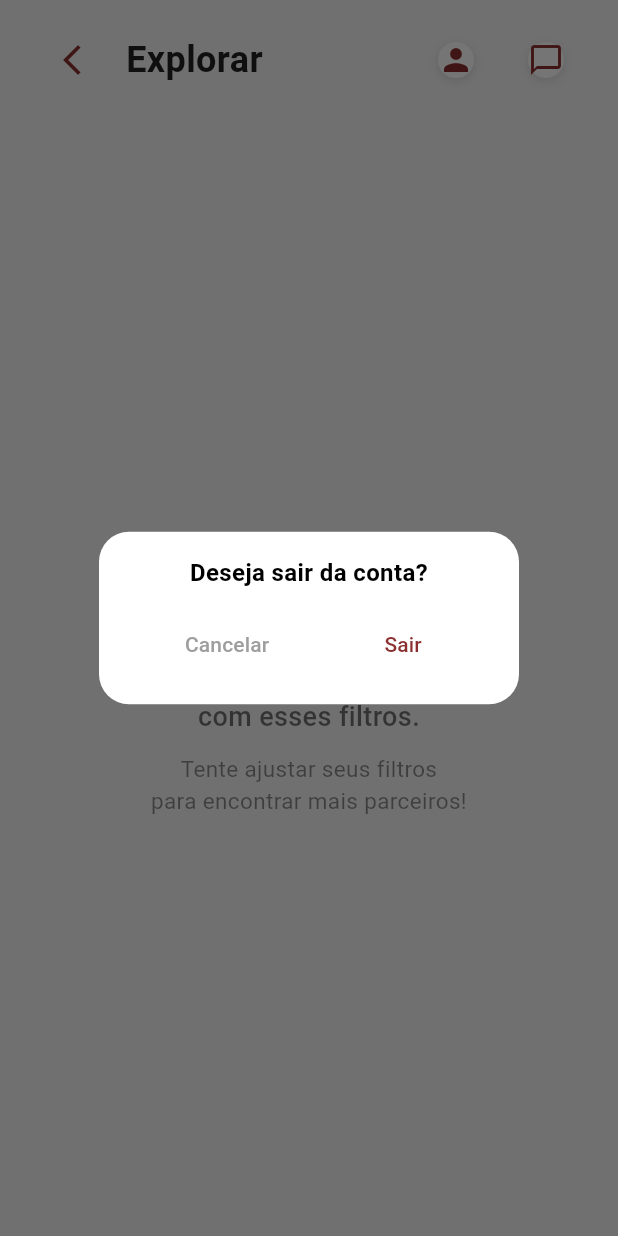
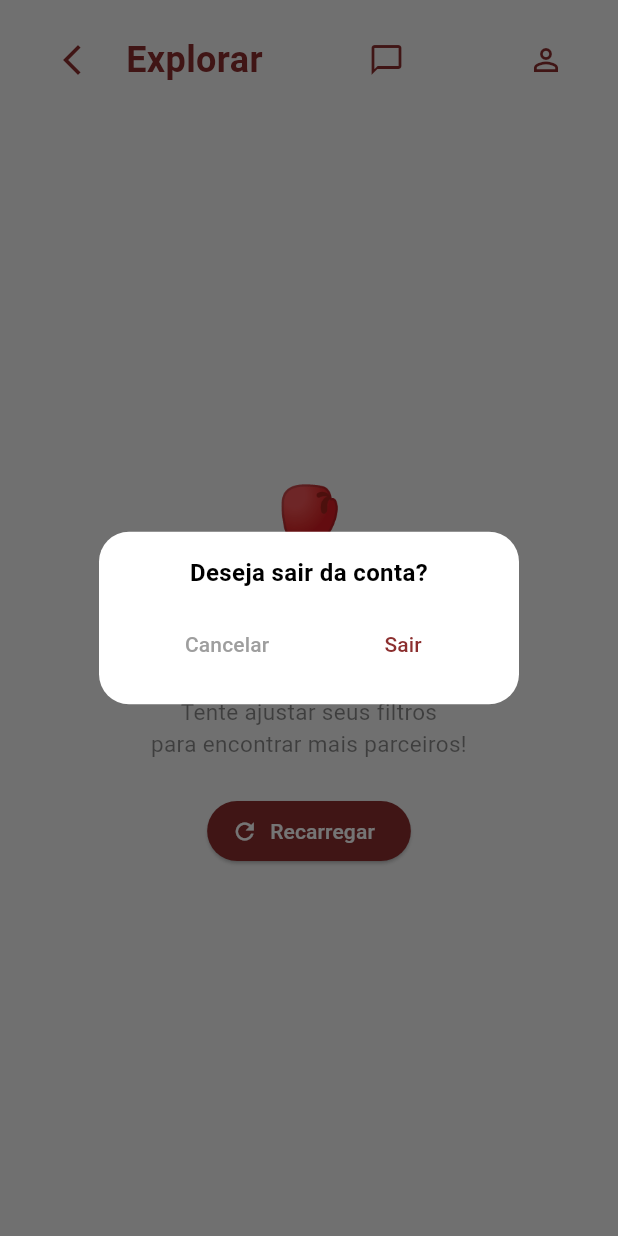
Before and after one commit to yolcastro/Fighter, a Flutter app: the screen it shows once a user with an empty profile is signed in, after a tap on the "arrow back ios new" icon, on a phone screen of 412 x 824 dp. Run offline on Flutter 3.47's test engine with Material 3 defaults, Android fonts, the phone set to English and light mode, and no system bars; our stand-ins replace firebase_auth, firebase_core, image_picker; accounts and stored records are empty; network calls fail.

Commit message:
Telas atualizadas para que o filtro de preferências não se perca, e tela de explorar atualizar pra exibir as pessoas filtradas e não exibir o próprio usuário logado

```diff
--- a/lib/screens/matching/explorar.dart
+++ b/lib/screens/matching/explorar.dart
@@ -1,4 +1,5 @@
 import 'dart:io';
+import 'package:firebase_auth/firebase_auth.dart';
 import 'package:flutter/material.dart';
 import 'match.dart';
 import '../auth/login.dart';
@@ -6,8 +7,10 @@ import 'historico_conversas.dart';
 import 'perfil_usuario.dart';
 import 'package:http/http.dart' as http;
 import 'dart:convert';
+import 'package:intl/intl.dart';
 
 class Pessoa {
+  final String uid; // NOVO: Adicione o UID do usuário
   final String nome;
   final int idade;
   final String foto;
@@ -17,8 +20,10 @@ class Pessoa {
   final int peso;
   final String descricao;
   final List<String> modalidades;
+  final String dataNascimento;
 
   Pessoa({
+    required this.uid, // NOVO: Adicione ao construtor
     required this.nome,
     required this.idade,
     required this.foto,
@@ -28,27 +33,55 @@ class Pessoa {
     required this.peso,
     required this.descricao,
     required this.modalidades,
+    required this.dataNascimento,
   });
 
   factory Pessoa.fromJson(Map<String, dynamic> json) {
+    const String defaultPlaceholderImage = 'https://via.placeholder.com/150';
+
+    int calculatedAge = 0;
+    String rawDataNascimento = json['dataNascimento'] ?? '';
+
+    if (rawDataNascimento.isNotEmpty) {
+      try {
+        DateTime birthDate = DateFormat('dd/MM/yyyy').parse(rawDataNascimento);
+        DateTime today = DateTime.now();
+        calculatedAge = today.year - birthDate.year;
+        if (today.month < birthDate.month ||
+            (today.month == birthDate.month && today.day < birthDate.day)) {
+          calculatedAge--;
+        }
+        if (calculatedAge < 0) {
+          calculatedAge = 0;
+        }
+      } catch (e) {
+        print('Erro ao parsear data de nascimento "$rawDataNascimento" com formato dd/MM/AAAA: $e');
+      }
+    }
+
     return Pessoa(
-      nome: json['nome'],
-      idade: json['idade'],
-      foto: json['foto'], // ajuste conforme seu backend
-      local: json['local'],
-      genero: json['sexo'],
-      altura: json['altura'],
-      peso: json['peso'],
-      descricao: json['descricao'],
-      modalidades: List<String>.from(json['modalidades']),
+      uid: json['uid'] ?? '', // NOVO: Parseie o UID da resposta da API
+      nome: json['nome'] ?? 'Nome Desconhecido',
+      idade: calculatedAge,
+      foto: (json['fotoPerfilUrl'] != null && json['fotoPerfilUrl'].toString().isNotEmpty)
+          ? json['fotoPerfilUrl']
+          : defaultPlaceholderImage,
+      local: json['localizacao'] ?? 'Local Desconhecido',
+      genero: json['sexo'] ?? 'Não informado',
+      altura: json['alturaEmCm'] ?? 0,
+      peso: json['peso'] ?? 0,
+      descricao: json['descricao'] ?? 'Sem descrição.',
+      modalidades: List<String>.from(json['arteMarcial'] ?? []),
+      dataNascimento: rawDataNascimento,
     );
   }
 }
 
 class TelaExplorar extends StatefulWidget {
-  final Map<String, dynamic>? filtros;
+  // Tornar os filtros não-nulos e usar um mapa vazio como padrão se nenhum for passado
+  final Map<String, dynamic> filtros;
 
-  const TelaExplorar({super.key, this.filtros});
+  const TelaExplorar({super.key, this.filtros = const {}}); // Inicializa com um mapa vazio
 
   @override
   State<TelaExplorar> createState() => _TelaExplorarState();
@@ -57,36 +90,75 @@ class TelaExplorar extends StatefulWidget {
 class _TelaExplorarState extends State<TelaExplorar> {
   List<Pessoa> pessoas = [];
   int currentIndex = 0;
+  bool _isLoading = true; // Para gerenciar o estado de carregamento
 
   @override
   void initState() {
     super.initState();
-    _buscarUsuariosFiltrados();
+    _fetchPessoas();
   }
 
-  Future<void> _buscarUsuariosFiltrados() async {
-    final filtros = widget.filtros ?? {};
-    final queryParams = filtros.entries
-        .where((entry) => entry.value != null && entry.value.toString().isNotEmpty)
-        .map((entry) => '${entry.key}=${Uri.encodeComponent(entry.value.toString())}')
-        .join('&');
+  // Método renomeado para ser mais claro
+  Future<void> _fetchPessoas() async {
+  setState(() {
+    _isLoading = true;
+  });
 
-    final url = Uri.parse('https://e9f6-187-18-138-85.ngrok-free.app/api/usuarios/filtrar?$queryParams');
+  // Obter o UID do usuário logado (ainda necessário para o filtro client-side)
+  final User? currentUser = FirebaseAuth.instance.currentUser;
+  final String? currentUid = currentUser?.uid;
+
+  // URL base da sua API
+  String baseUrl = 'https://e9f6-187-18-138-85.ngrok-free.app/api/usuarios/filtrar';
+
+  // Construir os parâmetros de consulta (REVERTIDO: NÃO inclua excludeUid aqui)
+  Map<String, String> queryParams = {};
+  if (widget.filtros != null) {
+    widget.filtros!.forEach((key, value) {
+      if (value != null && value.toString().isNotEmpty) {
+        // Mapeamento de chaves de filtro se necessário (mantido do ajuste anterior)
+        queryParams[key] = value.toString();
+      }
+    });
+  }
+
+  String queryString = Uri(queryParameters: queryParams).query;
+  String requestUrl = '$baseUrl?$queryString'; // Não há 'excludeUid' aqui
+
+  print('URL da Requisição: $requestUrl');
 
   try {
-      final response = await http.get(url);
+    final response = await http.get(Uri.parse(requestUrl));
+
     if (response.statusCode == 200) {
-        final List<dynamic> data = json.decode(response.body);
+      List<dynamic> data = json.decode(response.body);
+      // Mapeia os dados JSON para objetos Pessoa
+      List<Pessoa> fetchedPessoas = data.map((json) => Pessoa.fromJson(json)).toList();
+
+      // NOVO: Filtragem client-side para não exibir o próprio usuário logado
+      if (currentUid != null) {
+        fetchedPessoas = fetchedPessoas.where((pessoa) => pessoa.uid != currentUid).toList();
+      }
+
       setState(() {
-          pessoas = data.map((json) => Pessoa.fromJson(json)).toList();
+        pessoas = fetchedPessoas; // Atualiza a lista com os usuários filtrados
+        _isLoading = false;
       });
     } else {
-        print('Erro ao buscar usuários: ${response.statusCode}');
+      print('Erro na requisição: ${response.statusCode}');
+      print('Corpo da resposta: ${response.body}');
+      setState(() {
+        _isLoading = false;
+      });
     }
   } catch (e) {
-      print('Erro: $e');
+    print('Erro ao carregar pessoas: $e');
+    setState(() {
+      _isLoading = false;
+    });
   }
 }
+
 
   String categoriaPesoUFC(int peso) {
     if (peso <= 56) return 'Peso Mosca';
@@ -102,13 +174,14 @@ class _TelaExplorarState extends State<TelaExplorar> {
 
   Future<void> _like() async {
     if (currentIndex < pessoas.length) {
+      // Exemplo de match com Marina, mantenha sua lógica de match real
       if (pessoas[currentIndex].nome == 'Marina') {
         await Navigator.push(
           context,
           MaterialPageRoute(
             builder: (context) => TelaMatch(
-              nome1: 'Você',
-              foto1: 'assets/usuario.jpg',
+              nome1: 'Você', // Substitua pelo nome do usuário logado
+              foto1: 'assets/usuario.jpg', // Substitua pela foto do usuário logado
               nome2: pessoas[currentIndex].nome,
               foto2: pessoas[currentIndex].foto,
             ),
@@ -116,6 +189,8 @@ class _TelaExplorarState extends State<TelaExplorar> {
         );
       }
       setState(() => currentIndex++);
+    } else {
+      _showNoMoreProfilesMessage();
     }
   }
 
@@ -123,6 +198,11 @@ class _TelaExplorarState extends State<TelaExplorar> {
     if (currentIndex < pessoas.length - 1) {
       setState(() => currentIndex++);
     } else {
+      _showNoMoreProfilesMessage();
+    }
+  }
+
+  void _showNoMoreProfilesMessage() {
     ScaffoldMessenger.of(context).showSnackBar(
       SnackBar(
         content: const Text('Não há mais perfis para mostrar.'),
@@ -132,7 +212,6 @@ class _TelaExplorarState extends State<TelaExplorar> {
         shape: RoundedRectangleBorder(borderRadius: BorderRadius.circular(12)),
       ),
     );
-    }
   }
 
   Future<void> _confirmarSaida() async {
@@ -159,7 +238,12 @@ class _TelaExplorarState extends State<TelaExplorar> {
                 child: const Text('Cancelar', style: TextStyle(color: Colors.grey)),
               ),
               TextButton(
-                onPressed: () => Navigator.pop(context, true),
+                onPressed: () async {
+                  await FirebaseAuth.instance.signOut(); // Deslogar do Firebase
+                  if (mounted) {
+                    Navigator.pop(context, true); // Fecha o diálogo
+                  }
+                },
                 child: const Text('Sair', style: TextStyle(color: Color(0xFF8B2E2E))),
               ),
             ],
@@ -169,26 +253,36 @@ class _TelaExplorarState extends State<TelaExplorar> {
     );
 
     if (confirmar == true) {
-      Navigator.pushReplacement(
+      if (mounted) {
+        // Usa pushNamedAndRemoveUntil para limpar a pilha de navegação
+        Navigator.pushNamedAndRemoveUntil(
           context,
-        MaterialPageRoute(builder: (_) => const TelaLogin()),
+          '/login', // Rota para a tela de login
+          (route) => false, // Remove todas as rotas anteriores
         );
+      }
     }
   }
 
   Future<bool> _onWillPop() async {
-    exit(0);
+    exit(0); // Força a saída do aplicativo
   }
 
   Widget _buildPerfil() {
-    if (currentIndex >= pessoas.length) {
+    if (_isLoading) {
+      return const Center(
+        child: CircularProgressIndicator(), // Indicador de carregamento
+      );
+    }
+
+    if (pessoas.isEmpty || currentIndex >= pessoas.length) {
       return Center(
         child: Column(
           mainAxisAlignment: MainAxisAlignment.center,
-          children: const [
-            Text('🥊', style: TextStyle(fontSize: 50)),
-            SizedBox(height: 16),
-            Text(
+          children: [
+            const Text('🥊', style: TextStyle(fontSize: 50)),
+            const SizedBox(height: 16),
+            const Text(
               'Nenhum parceiro encontrado\ncom esses filtros.',
               textAlign: TextAlign.center,
               style: TextStyle(
@@ -198,13 +292,26 @@ class _TelaExplorarState extends State<TelaExplorar> {
                 height: 1.4,
               ),
             ),
-            SizedBox(height: 12),
-            Text(
+            const SizedBox(height: 12),
+            const Text(
               'Tente ajustar seus filtros\npara encontrar mais parceiros!',
               textAlign: TextAlign.center,
               style: TextStyle(
                 fontSize: 15,
                 color: Colors.black45,
+              ),
+            ),
+            const SizedBox(height: 24),
+            ElevatedButton.icon(
+              onPressed: () {
+                // Navegar para uma tela de filtros ou limpar filtros e recarregar
+                _fetchPessoas(); // Recarregar sem filtros se quiser
+              },
+              icon: const Icon(Icons.refresh, color: Colors.white),
+              label: const Text('Recarregar', style: TextStyle(color: Colors.white)),
+              style: ElevatedButton.styleFrom(
+                backgroundColor: const Color(0xFF8B2E2E),
+                shape: RoundedRectangleBorder(borderRadius: BorderRadius.circular(30)),
               ),
             ),
           ],
@@ -383,67 +490,37 @@ class _TelaExplorarState extends State<TelaExplorar> {
                           style: TextStyle(
                             fontSize: 24,
                             fontWeight: FontWeight.bold,
-                            color: Colors.black87,
+                            color: Color(0xFF8B2E2E),
                           ),
                         ),
                       ],
                     ),
-                    Row(
-                      children: [
                     IconButton(
-                          icon: Container(
-                            decoration: BoxDecoration(
-                              color: Colors.white,
-                              shape: BoxShape.circle,
-                              boxShadow: const [
-                                BoxShadow(
-                                  color: Colors.black12,
-                                  blurRadius: 6,
-                                  offset: Offset(0, 2),
-                                )
-                              ],
-                            ),
-                            child: const Icon(Icons.person, color: Color(0xFF8B2E2E)),
-                          ),
+                      icon: const Icon(Icons.chat_bubble_outline, color: Color(0xFF8B2E2E)),
                       onPressed: () {
                         Navigator.push(
                           context,
-                              MaterialPageRoute(builder: (_) => const PerfilUsuarioPage()),
+                          MaterialPageRoute(builder: (context) => const TelaHistoricoChats()),
                         );
                       },
-                          tooltip: 'Perfil',
+                      splashRadius: 24,
                     ),
-                        const SizedBox(width: 12),
                     IconButton(
-                          icon: Container(
-                            decoration: BoxDecoration(
-                              color: Colors.white,
-                              shape: BoxShape.circle,
-                              boxShadow: const [
-                                BoxShadow(
-                                  color: Colors.black12,
-                                  blurRadius: 6,
-                                  offset: Offset(0, 2),
-                                )
-                              ],
-                            ),
-                            child: const Icon(Icons.chat_bubble_outline, color: Color(0xFF8B2E2E)),
-                          ),
+                      icon: const Icon(Icons.person_outline, color: Color(0xFF8B2E2E)),
                       onPressed: () {
                         Navigator.push(
                           context,
-                              MaterialPageRoute(builder: (_) => TelaHistoricoChats()),
+                          MaterialPageRoute(builder: (context) => const PerfilUsuarioPage()),
                         );
                       },
-                          tooltip: 'Conversas',
+                      splashRadius: 24,
                     ),
                   ],
                 ),
-                  ],
+                const SizedBox(height: 20),
+                Expanded(
+                  child: _buildPerfil(),
                 ),
-                const SizedBox(height: 24),
-                // Perfil ou mensagem de vazio
-                Expanded(child: _buildPerfil()),
               ],
             ),
           ),
--- a/lib/screens/onboarding/boas_vindas.dart
+++ b/lib/screens/onboarding/boas_vindas.dart
@@ -5,6 +5,9 @@ class TelaBoasVindas extends StatelessWidget {
 
   @override
   Widget build(BuildContext context) {
+    // Captura os argumentos passados pela rota (os filtros)
+    final Map<String, dynamic>? filtros = ModalRoute.of(context)?.settings.arguments as Map<String, dynamic>?;
+
     return Scaffold(
       backgroundColor: const Color(0xFFEFEFEF),
       body: SafeArea(
@@ -66,10 +69,12 @@ class TelaBoasVindas extends StatelessWidget {
                   height: 56,
                   child: ElevatedButton(
                     onPressed: () {
+                      // Passa os filtros para a TelaExplorar
                       Navigator.pushNamedAndRemoveUntil(
                         context,
                         '/explorar',
                         (route) => false,
+                        arguments: filtros, // Passa os filtros aqui
                       );
                     },
                     style: ElevatedButton.styleFrom(
```
Also changed, not shown: lib/screens/onboarding/artes_marciais.dart (+32 -11 lines), lib/screens/onboarding/foto_perfil.dart (+16 -3 lines). Lines whose indentation alone changed are shown as unchanged.
